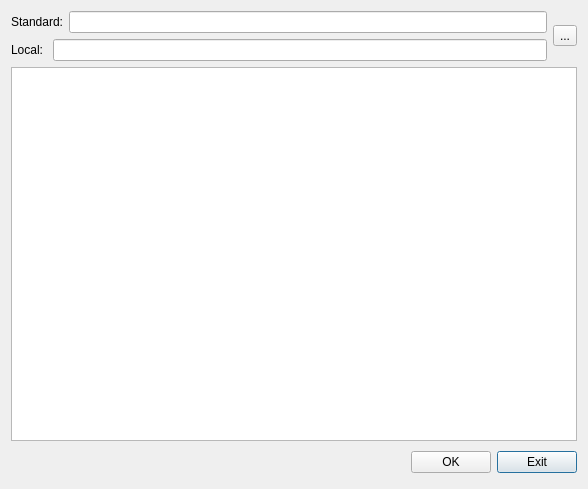
First picture: the form in gui/mainDialog.ui, repository davyqin/helpcbb, before the edit.
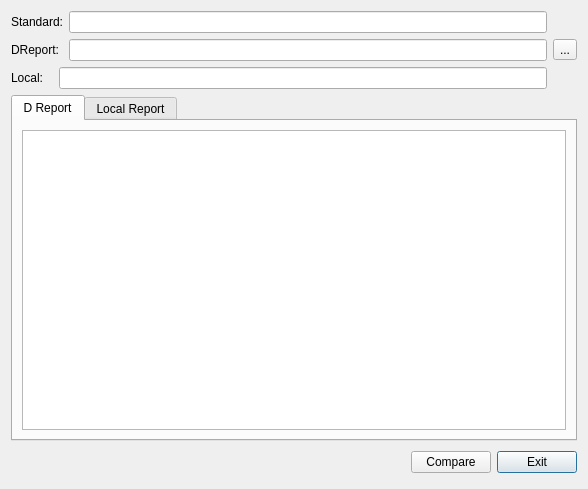
Second picture: the form after the edit.

Diff of the .ui file:
```diff
--- a/gui/mainDialog.ui
+++ b/gui/mainDialog.ui
@@ -36,12 +36,26 @@
          </item>
         </layout>
        </item>
+       <item>
+        <layout class="QHBoxLayout" name="horizontalLayout_5">
+         <item>
+          <widget class="QLabel" name="label_4">
+           <property name="text">
+            <string>DReport: </string>
+           </property>
+          </widget>
+         </item>
+         <item>
+          <widget class="QLineEdit" name="dReportLineEdit"/>
+         </item>
+        </layout>
+       </item>
        <item>
         <layout class="QHBoxLayout" name="horizontalLayout_3">
          <item>
           <widget class="QLabel" name="label_2">
            <property name="text">
-            <string>Local: </string>
+            <string>Local:   </string>
            </property>
           </widget>
          </item>
@@ -66,10 +80,34 @@
     </layout>
    </item>
    <item>
-    <widget class="QTextEdit" name="resultEdit">
-     <property name="readOnly">
-      <bool>true</bool>
+    <widget class="QTabWidget" name="resultTabWidget">
+     <property name="currentIndex">
+      <number>0</number>
      </property>
+     <widget class="QWidget" name="tab">
+      <attribute name="title">
+       <string>D Report</string>
+      </attribute>
+      <layout class="QHBoxLayout" name="horizontalLayout">
+       <item>
+        <widget class="QTextEdit" name="resultEdit">
+         <property name="readOnly">
+          <bool>true</bool>
+         </property>
+        </widget>
+       </item>
+      </layout>
+     </widget>
+     <widget class="QWidget" name="localTab">
+      <attribute name="title">
+       <string>Local Report</string>
+      </attribute>
+      <layout class="QHBoxLayout" name="horizontalLayout_6">
+       <item>
+        <widget class="QTextEdit" name="localResultEdit"/>
+       </item>
+      </layout>
+     </widget>
     </widget>
    </item>
    <item>
@@ -105,7 +143,7 @@
      <item>
       <widget class="QPushButton" name="okButton">
        <property name="text">
-        <string>OK</string>
+        <string>Compare</string>
        </property>
        <property name="autoDefault">
         <bool>false</bool>
```
